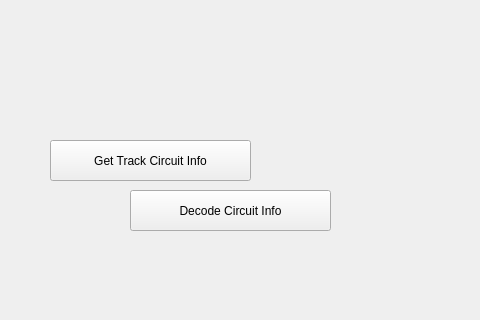
marmysl/ece1140, file SWTrainController/SWTrainController.ui: the form before one commit; both pictures show x 0 to 480 and y 180 to 500 of the 949 by 594 pixel window.
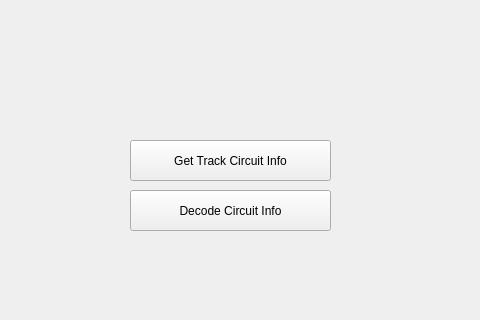
The form after the commit.

Commit message: removing unnecessary files n stuff

```diff
--- a/SWTrainController/SWTrainController.ui
+++ b/SWTrainController/SWTrainController.ui
@@ -128,7 +128,7 @@
    <widget class="QPushButton" name="getCircuitInfoButton">
     <property name="geometry">
      <rect>
-      <x>50</x>
+      <x>130</x>
       <y>320</y>
       <width>201</width>
       <height>41</height>
```
